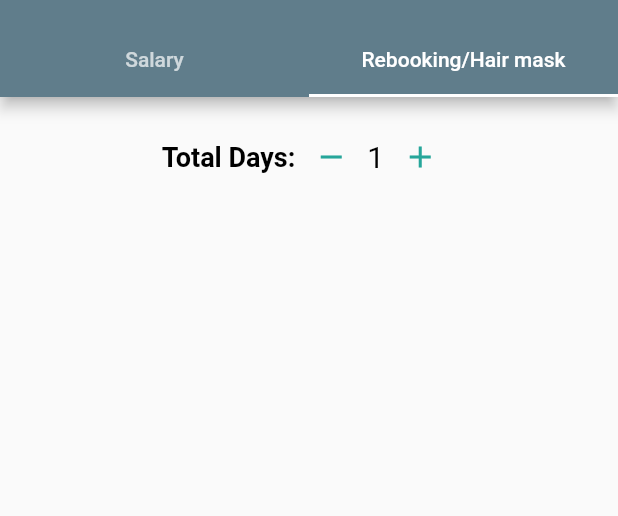
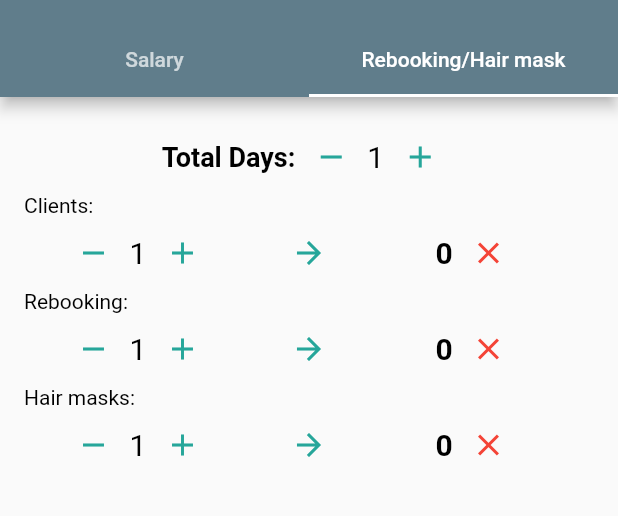
Before and after one commit to jasonctoms/hairdresser_calc, a Flutter app: the screen it shows after launch, tab 2 chosen, on a phone screen of 412 x 824 dp, the part 59-575 px from its top. Run offline on Flutter 3.47's test engine with Material 2 defaults, Android fonts, the phone set to English and light mode, and no system bars; our stand-ins replace shared_preferences.

Commit message:
Added another custom widget for rows on other calc page.  Still needs work.

```diff
--- a/lib/incdec_widget.dart
+++ b/lib/incdec_widget.dart
@@ -14,9 +14,7 @@ class IncDecWidget extends StatelessWidget {
     @required this.value,
     @required this.incrementFunction,
     @required this.decrementFunction,
-  })  : assert(titleOnTop != null),
-        assert(title != null),
-        assert(value != null),
+  })  : assert(value != null),
         assert(incrementFunction != null),
         assert(decrementFunction != null);
 
@@ -32,7 +30,9 @@ class IncDecWidget extends StatelessWidget {
 
     final number = Text(
       value.toString(),
-      style: TextStyle(fontSize: 20.0),
+      style: TextStyle(
+        fontSize: 20.0,
+      ),
     );
 
     final add = IconButton(
@@ -43,16 +43,24 @@ class IncDecWidget extends StatelessWidget {
       onPressed: incrementFunction,
     );
 
-    if (titleOnTop) {
+    if (title == null){
+      return Row(
+        mainAxisAlignment: MainAxisAlignment.center,
+        children: [
+          subtract,
+          number,
+          add,
+        ],
+      );
+    }
+    else if (titleOnTop) {
       return Column(
         children: [
           Text(
             title,
-            style: TextStyle(
-              fontSize: 11.0,
-            ),
           ),
           Row(
+            mainAxisAlignment: MainAxisAlignment.center,
             children: [
               subtract,
               number,
--- /dev/null
+++ b/lib/other_calc_widget.dart
@@ -0,0 +1,82 @@
+import 'package:flutter/material.dart';
+import 'package:hairdresser_calc/incdec_widget.dart';
+import 'package:meta/meta.dart';
+
+class OtherCalcWidget extends StatelessWidget {
+  final IncDecWidget incDecWidget;
+  final String title;
+  final int totalValue;
+  final Function addToTotalFunction;
+  final Function clearFunction;
+
+  const OtherCalcWidget({
+    @required this.incDecWidget,
+    @required this.title,
+    @required this.totalValue,
+    @required this.addToTotalFunction,
+    @required this.clearFunction,
+  })  : assert(incDecWidget != null),
+        assert(title != null),
+        assert(totalValue != null),
+        assert(addToTotalFunction != null),
+        assert(clearFunction != null);
+
+  @override
+  Widget build(BuildContext context) {
+    final incDec = Expanded(
+      flex: 2,
+      child: incDecWidget,
+    );
+
+    final addToTotalButton = Expanded(
+      flex: 1,
+      child: Padding(
+        padding: EdgeInsets.only(left: 16.0, right: 16.0),
+        child: IconButton(
+          icon: Icon(
+            Icons.arrow_forward,
+            color: Colors.teal[400],
+          ),
+          onPressed: addToTotalFunction,
+        ),
+      ),
+    );
+
+    final total = Expanded(
+      flex: 2,
+      child: Row(
+        mainAxisAlignment: MainAxisAlignment.center,
+        children: [
+          Text(
+            totalValue.toString(),
+            style: TextStyle(
+              fontWeight: FontWeight.bold,
+              fontSize: 20.0,
+            ),
+          ),
+          IconButton(
+            icon: Icon(
+              Icons.clear,
+              color: Colors.red,
+            ),
+            onPressed: clearFunction,
+          ),
+        ],
+      ),
+    );
+
+    return Column(
+      crossAxisAlignment: CrossAxisAlignment.start, children:
+    [
+      Text(title),
+    Row(
+      children: [
+        incDec,
+        addToTotalButton,
+        total,
+      ],
+    ),
+      ],
+    );
+  }
+}
--- a/lib/other_calculations.dart
+++ b/lib/other_calculations.dart
@@ -1,4 +1,5 @@
 import 'package:flutter/material.dart';
+import 'package:hairdresser_calc/other_calc_widget.dart';
 
 import 'package:shared_preferences/shared_preferences.dart';
 
@@ -122,14 +123,93 @@ class _OtherCalculationsState extends State<OtherCalculations> {
     prefs.setInt(prefKeys.totalDaysKey, _totalDays);
   }
 
+  _addClient() {
+    setState(() {
+      _dailyClients += 1;
+
+      _setDailyClientsPref();
+    });
+  }
+
+  _subtractClient() {
+    setState(() {
+      if (_dailyClients == 0)
+        _dailyClients = 0;
+      else
+        _dailyClients -= 1;
+
+      _setDailyClientsPref();
+    });
+  }
+
+  _setDailyClientsPref() async {
+    SharedPreferences prefs = await SharedPreferences.getInstance();
+    prefs.setInt(prefKeys.dailyClientsKey, _dailyClients);
+  }
+
+  _addDailyClientsToTotal() {
+    setState(() {
+      _totalClients += _dailyClients;
+      _setTotalClientsPref();
+    });
+  }
+
+  _clearTotalClients() {
+    setState(() {
+      _totalClients = 0;
+      _setTotalClientsPref();
+    });
+  }
+
+  _setTotalClientsPref() async {
+    SharedPreferences prefs = await SharedPreferences.getInstance();
+    prefs.setInt(prefKeys.totalClientsKey, _totalClients);
+  }
+
   @override
   Widget build(BuildContext context) {
-    final daysLeft =  IncDecWidget(
-        titleOnTop: false,
-        title: 'Total Days:',
-        value: _totalDays,
-        incrementFunction: _addDay,
-        decrementFunction: _subtractDay,
+    final daysLeft = IncDecWidget(
+      titleOnTop: false,
+      title: 'Total Days:',
+      value: _totalDays,
+      incrementFunction: _addDay,
+      decrementFunction: _subtractDay,
+    );
+
+    final clients = OtherCalcWidget(
+      incDecWidget: IncDecWidget(
+        value: _dailyClients,
+        incrementFunction: _addClient,
+        decrementFunction: _subtractClient,
+      ),
+      title: 'Clients:',
+      totalValue: _totalClients,
+      addToTotalFunction: _addDailyClientsToTotal,
+      clearFunction: _clearTotalClients,
+    );
+
+    final rebooking = OtherCalcWidget(
+      incDecWidget: IncDecWidget(
+        value: _dailyRebooking,
+        incrementFunction: _addClient,
+        decrementFunction: _subtractClient,
+      ),
+      title: 'Rebooking:',
+      totalValue: _totalRebooking,
+      addToTotalFunction: _addDailyClientsToTotal,
+      clearFunction: _clearTotalClients,
+    );
+
+    final hairMasks = OtherCalcWidget(
+      incDecWidget: IncDecWidget(
+        value: _dailyHairMasks,
+        incrementFunction: _addClient,
+        decrementFunction: _subtractClient,
+      ),
+      title: 'Hair masks:',
+      totalValue: _totalHairMasks,
+      addToTotalFunction: _addDailyClientsToTotal,
+      clearFunction: _clearTotalClients,
     );
 
     return new SingleChildScrollView(
@@ -138,6 +218,9 @@ class _OtherCalculationsState extends State<OtherCalculations> {
         child: Column(
           children: [
             daysLeft,
+            clients,
+            rebooking,
+            hairMasks,
           ],
         ),
       ),
```
